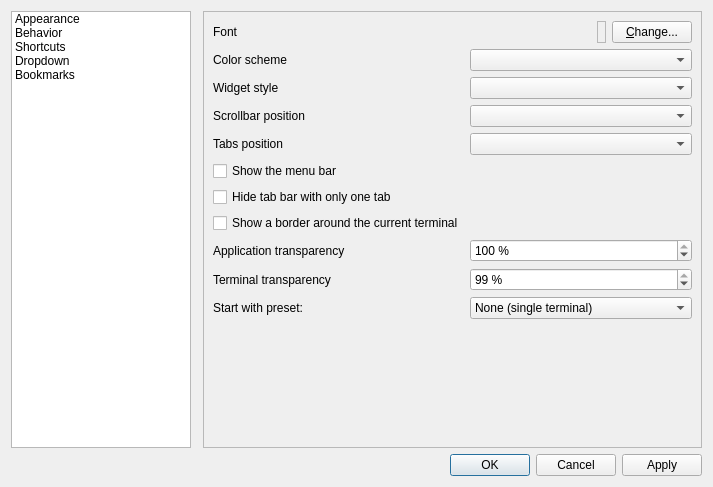
Qt form src/forms/propertiesdialog.ui (lxqt/qterminal) before a commit.
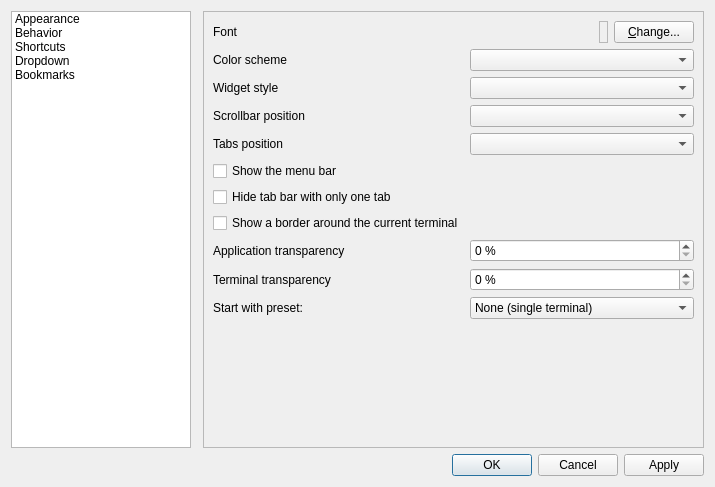
The same form after that commit.

What changed in the file:
```diff
--- a/src/forms/propertiesdialog.ui
+++ b/src/forms/propertiesdialog.ui
@@ -6,7 +6,7 @@
    <rect>
     <x>0</x>
     <y>0</y>
-    <width>713</width>
+    <width>715</width>
     <height>487</height>
    </rect>
   </property>
@@ -168,13 +168,13 @@
           <string> %</string>
          </property>
          <property name="minimum">
-          <number>1</number>
+          <number>0</number>
          </property>
          <property name="maximum">
-          <number>100</number>
+          <number>99</number>
          </property>
          <property name="value">
-          <number>100</number>
+          <number>0</number>
          </property>
         </widget>
        </item>
@@ -191,10 +191,13 @@
           <string> %</string>
          </property>
          <property name="minimum">
-          <number>1</number>
+          <number>0</number>
+         </property>
+         <property name="maximum">
+          <number>100</number>
          </property>
          <property name="value">
-          <number>99</number>
+          <number>0</number>
          </property>
         </widget>
        </item>
```
Left out of the diff: 6 changed lines with no effect on the pictures.
